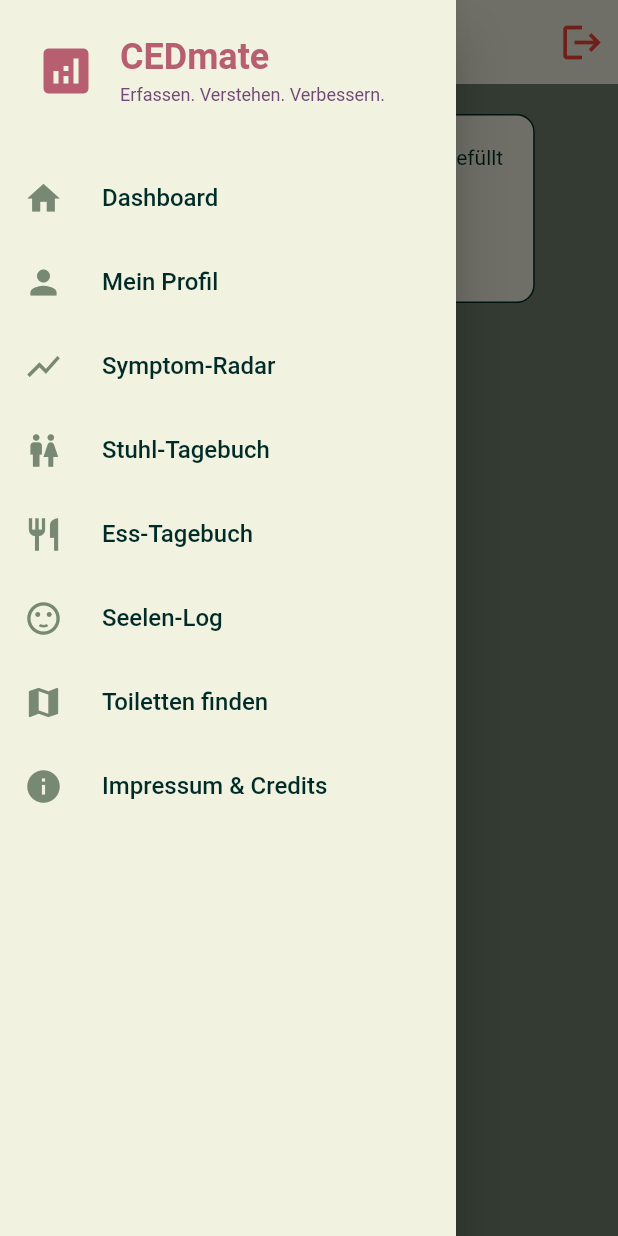
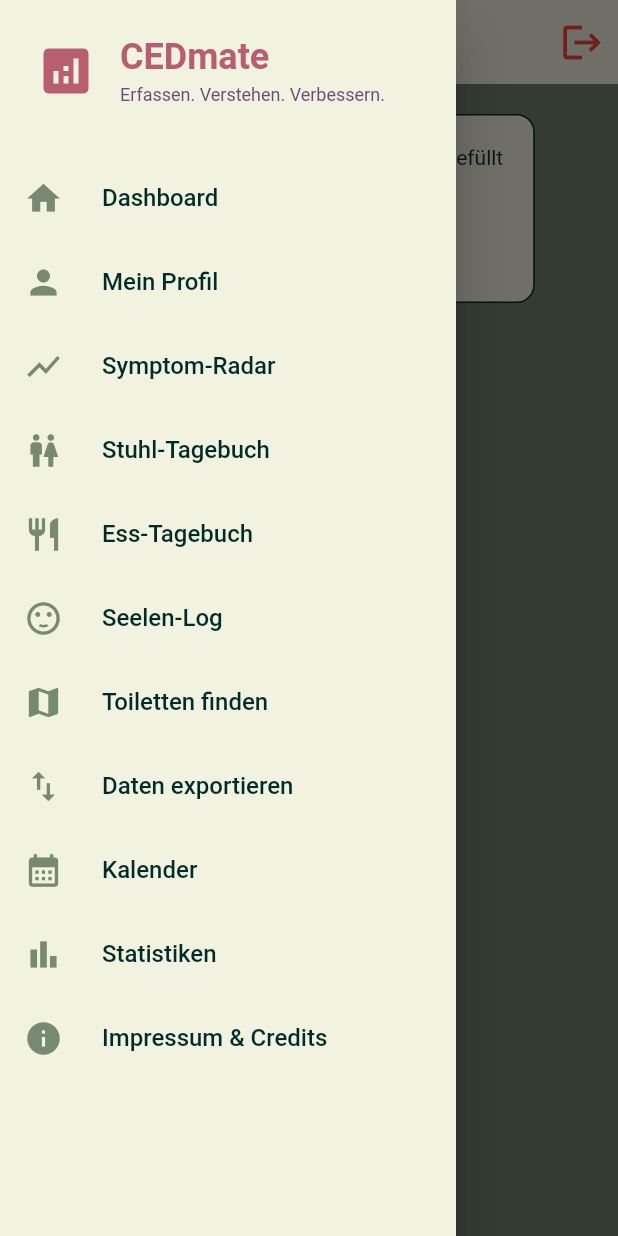
Before and after one commit to ahmad-kalaf/CEDmate, a Flutter app: the screen it shows once a user with an empty profile is signed in, with the side drawer open, on a phone screen of 412 x 824 dp. Run offline on Flutter 3.47's test engine with Material 3 defaults, Android fonts, the phone set to English and light mode, and no system bars; our stand-ins replace cloud_firestore, connectivity_plus, firebase_auth, firebase_core, flutter_map, geolocator and 3 more; missing offline and left inert: flutter_map_cancellable_tile_provider; accounts and stored records are empty.

Commit message:
export data, calendar, and statistics screens use ced_layout

```diff
--- a/lib/main.dart
+++ b/lib/main.dart
@@ -2,12 +2,15 @@
 //  MAIN FILE — CLEAN, SAFE, MODERN
 // -----------------------------------------------------------------------------
 
+import 'package:cedmate/widgets/daten_exportieren.dart';
 import 'package:cedmate/widgets/ess_tagebuch_fuer_monat.dart';
 import 'package:cedmate/widgets/hilfe_fuer_unterwegs.dart';
 import 'package:cedmate/widgets/impressum_credits_screen.dart';
+import 'package:cedmate/widgets/kalender_screen.dart';
 import 'package:cedmate/widgets/mahlzeit_eintragen.dart';
 import 'package:cedmate/widgets/profil_screen.dart';
 import 'package:cedmate/widgets/seelen_log_fuer_monat.dart';
+import 'package:cedmate/widgets/statistiken.dart';
 import 'package:cedmate/widgets/stuhlgang_eintraege_fuer_monat.dart';
 import 'package:cedmate/widgets/stuhlgang_notieren.dart';
 import 'package:cedmate/widgets/symptome_fuer_datum.dart';
@@ -122,14 +125,17 @@
         ],
 
         routes: {
-          '/': (_) => const AuthGate(), // Login oder Home
-          '/home': (_) => const HomeScreen(), // Startseite nach Login
+          '/': (_) => const AuthGate(),
+          '/home': (_) => const HomeScreen(),
           '/profil': (_) => const ProfilScreen(),
           '/symptomeMonat': (_) => SymptomeFuerMonat(),
           '/stuhlMonat': (_) => const StuhlgangEintraegeFuerMonat(),
           '/essenMonat': (_) => EssTagebuchFuerMonat(),
           '/stimmungMonat': (_) => StimmungFuerMonat(),
           '/hilfeUnterwegs': (_) => HilfeFuerUnterwegs(),
+          '/export': (_) => const DatenExportieren(),
+          '/kalender': (_) => const KalenderScreen(),
+          '/statistiken': (_) => const Statistiken(),
           '/credits': (_) => ImpressumCreditsScreen(),
         },
 
--- a/lib/widgets/ced_drawer.dart
+++ b/lib/widgets/ced_drawer.dart
@@ -42,6 +42,20 @@
                   ),
                   _drawerItem(context, 'Toiletten finden', Icons.map, () {
                     Navigator.pushNamed(context, '/hilfeUnterwegs');
+                  }),
+                  _drawerItem(
+                    context,
+                    'Daten exportieren',
+                    Icons.import_export,
+                    () {
+                      Navigator.pushNamed(context, '/export');
+                    },
+                  ),
+                  _drawerItem(context, 'Kalender', Icons.calendar_month, () {
+                    Navigator.pushNamed(context, '/kalender');
+                  }),
+                  _drawerItem(context, 'Statistiken', Icons.bar_chart, () {
+                    Navigator.pushNamed(context, '/statistiken');
                   }),
                   _drawerItem(context, 'Impressum & Credits', Icons.info, () {
                     Navigator.pushNamed(context, '/credits');
```
Also changed, not shown: lib/widgets/daten_exportieren.dart (+4 -3 lines), lib/widgets/statistiken.dart (+85 -84 lines), lib/widgets/verifiziere_email_screen.dart (+4 -7 lines).
